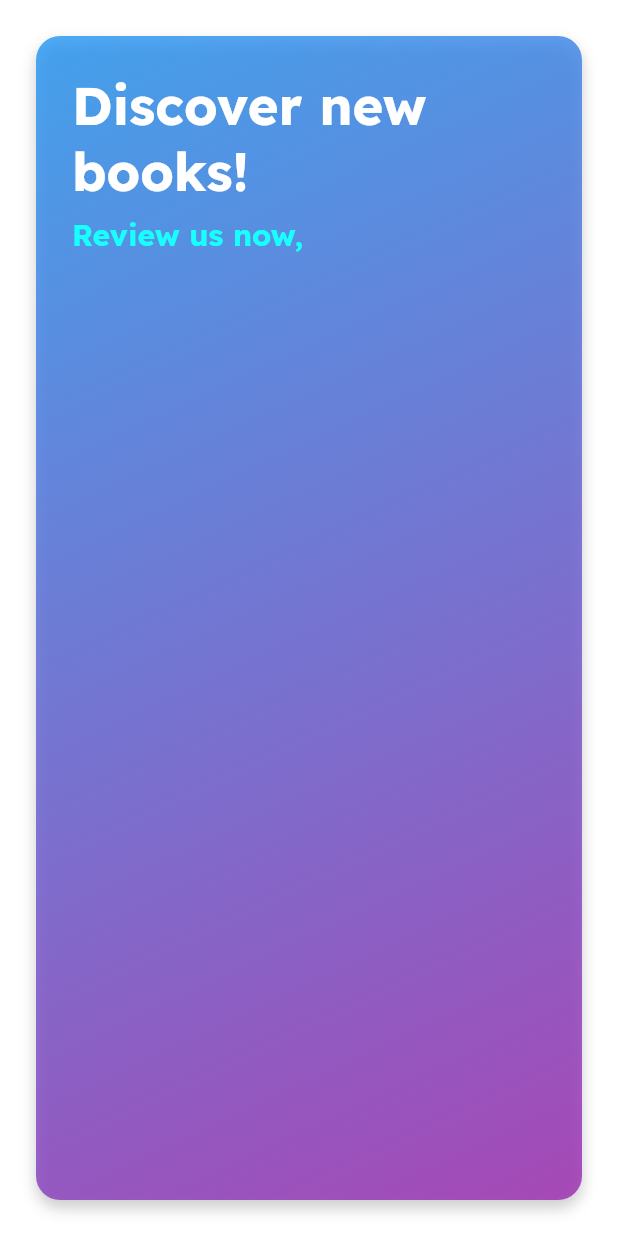
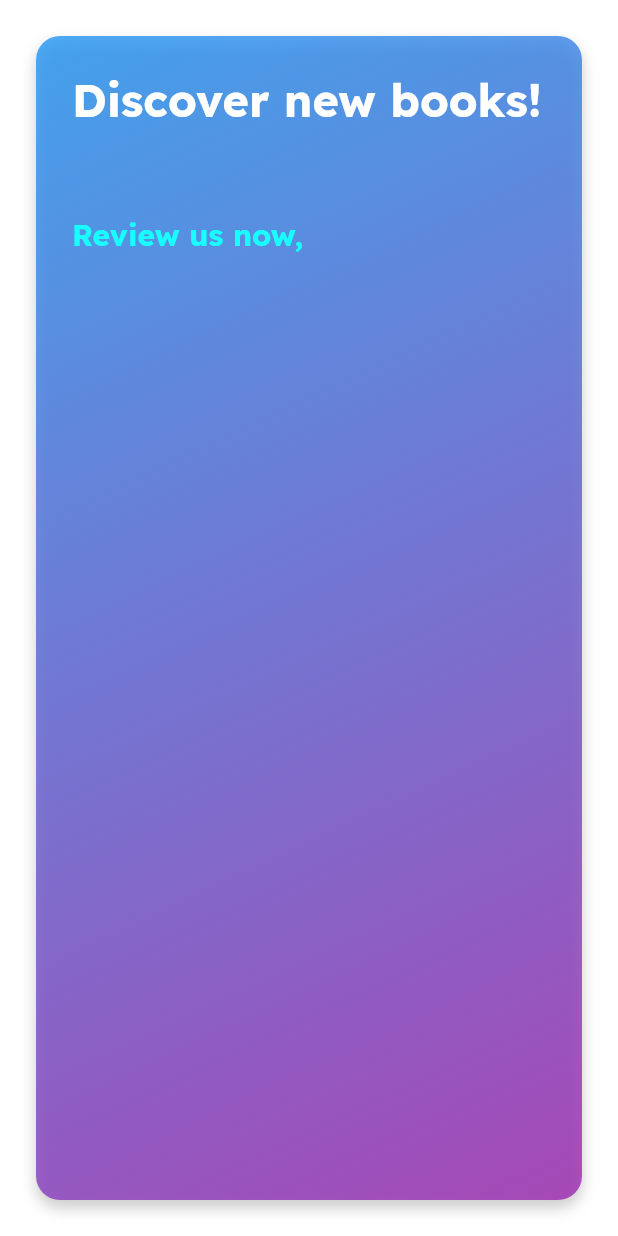
Before and after one commit to n-d-h/pagepals, a Flutter app: the WelcomeWidget widget shown alone on an empty page, opened directly, on a phone screen of 412 x 824 dp. Run offline on Flutter 3.47's test engine with Material 3 defaults, Android fonts, the phone set to English and light mode, and no system bars; drawn by our look-alikes of animated_text_kit; our stand-ins replace chewie, cloud_firestore, custom_refresh_indicator, dropdown_button2, easy_date_timeline, easy_stepper and 21 more; missing offline and left inert: comment_tree, dart_jsonwebtoken, flutter_verification_code_field, zego_uikit_prebuilt_video_conference; accounts and stored records are empty; generated files the repository leaves out were written again; network calls fail.

Commit message:
add language

```diff
--- a/lib/screens/screens_customer/home_screen/welcome_widget.dart
+++ b/lib/screens/screens_customer/home_screen/welcome_widget.dart
@@ -5,6 +5,7 @@ import 'package:animated_text_kit/animated_text_kit.dart';
 import 'package:flutter/widgets.dart';
 import 'package:google_fonts/google_fonts.dart';
 import 'package:pagepals/helpers/space_helper.dart';
+import 'package:flutter_gen/gen_l10n/app_localizations.dart';
 
 class WelcomeWidget extends StatelessWidget {
   const WelcomeWidget({super.key});
@@ -51,34 +52,64 @@ class WelcomeWidget extends StatelessWidget {
                 child: AnimatedTextKit(
                   animatedTexts: [
                     RotateAnimatedText(
-                      'Discover new books!',
+                      AppLocalizations.of(context)!.appDiscoveryNewBook,
                       duration: const Duration(milliseconds: 1200),
                       alignment: Alignment.centerLeft,
+                      textStyle: GoogleFonts.lexend(
+                        fontSize: 30,
+                        fontWeight: FontWeight.bold,
+                        color: Colors.white,
+                      ),
                     ),
                     RotateAnimatedText(
-                      'Read and learn!',
+                      AppLocalizations.of(context)!.appReadAndLearn,
                       duration: const Duration(milliseconds: 1200),
                       alignment: Alignment.centerLeft,
+                      textStyle: GoogleFonts.lexend(
+                        fontSize: 30,
+                        fontWeight: FontWeight.bold,
+                        color: Colors.white,
+                      ),
                     ),
                     RotateAnimatedText(
-                      'Enjoy your time!',
+                      AppLocalizations.of(context)!.appEnjoyYourTime,
                       duration: const Duration(milliseconds: 1200),
                       alignment: Alignment.centerLeft,
+                      textStyle: GoogleFonts.lexend(
+                        fontSize: 30,
+                        fontWeight: FontWeight.bold,
+                        color: Colors.white,
+                      ),
                     ),
                     RotateAnimatedText(
-                      'Get inspired!',
+                      AppLocalizations.of(context)!.appGetInspired,
                       duration: const Duration(milliseconds: 1200),
                       alignment: Alignment.centerLeft,
+                      textStyle: GoogleFonts.lexend(
+                        fontSize: 30,
+                        fontWeight: FontWeight.bold,
+                        color: Colors.white,
+                      ),
                     ),
                     RotateAnimatedText(
-                      'Find your next book!',
+                      AppLocalizations.of(context)!.appFindYourNextBook,
                       duration: const Duration(milliseconds: 1200),
                       alignment: Alignment.centerLeft,
+                      textStyle: GoogleFonts.lexend(
+                        fontSize: 30,
+                        fontWeight: FontWeight.bold,
+                        color: Colors.white,
+                      ),
                     ),
                     RotateAnimatedText(
-                      'Read and grow!',
+                      AppLocalizations.of(context)!.appReadAndGrow,
                       // duration: const Duration(milliseconds: 2000),
                       alignment: Alignment.centerLeft,
+                      textStyle: GoogleFonts.lexend(
+                        fontSize: 30,
+                        fontWeight: FontWeight.bold,
+                        color: Colors.white,
+                      ),
                     ),
                   ],
                   pause: const Duration(milliseconds: 300),
@@ -92,7 +123,7 @@ class WelcomeWidget extends StatelessWidget {
             const SizedBox(height: SpaceHelper.space12),
             RichText(
               text: TextSpan(
-                text: 'Review us now, ',
+                text: AppLocalizations.of(context)!.appReviewUsNow,
                 style: GoogleFonts.lexend(
                   fontSize: 20,
                   fontWeight: FontWeight.bold,
```
Also changed, not shown: lib/l10n/app_en.arb (+8 -1 lines), lib/l10n/app_vi.arb (+8 -1 lines).
